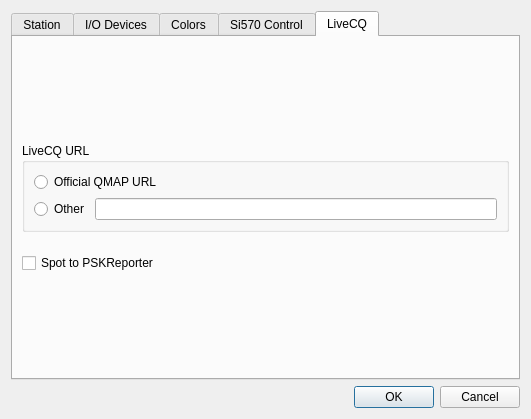
Old version of the form map65/devsetup.ui in the repository WSJTX/wsjtx.
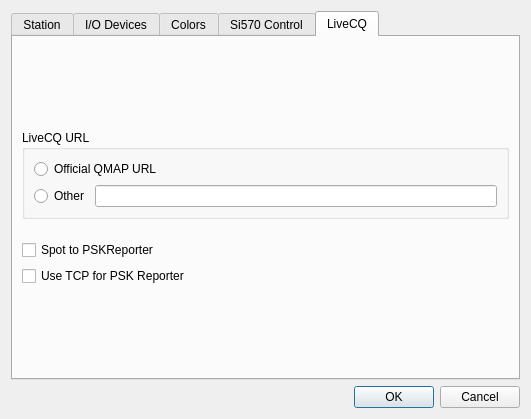
New version of the form. The open tabs and pages were chosen to show the change.

Commit message:
fix(map65): restore shared PSK Reporter UDP and TCP
Move MAP65 PSK Reporter decoding onto the shared transport and preserve the legacy decode contract while rejecting malformed records safely. Add parser coverage and verify complete multi-packet UDP and TCP delivery.

```diff
--- a/map65/devsetup.ui
+++ b/map65/devsetup.ui
@@ -1737,7 +1737,7 @@
          </property>
         </widget>
        </item>
-       <item row="4" column="0">
+       <item row="5" column="0">
         <spacer name="verticalSpacer_7">
          <property name="orientation">
           <enum>Qt::Orientation::Vertical</enum>
@@ -1750,6 +1750,16 @@
          </property>
         </spacer>
        </item>
+       <item row="4" column="0">
+        <widget class="QCheckBox" name="pskReporterTcpIpBox">
+         <property name="toolTip">
+          <string>Transport changes take effect the next time MAP65 starts.</string>
+         </property>
+         <property name="text">
+          <string>Use TCP for PSK Reporter</string>
+         </property>
+        </widget>
+       </item>
        <item row="1" column="0">
         <widget class="QGroupBox" name="LiveCQ_groupBox">
          <property name="title">
```
The commit also changes 18 other files.
